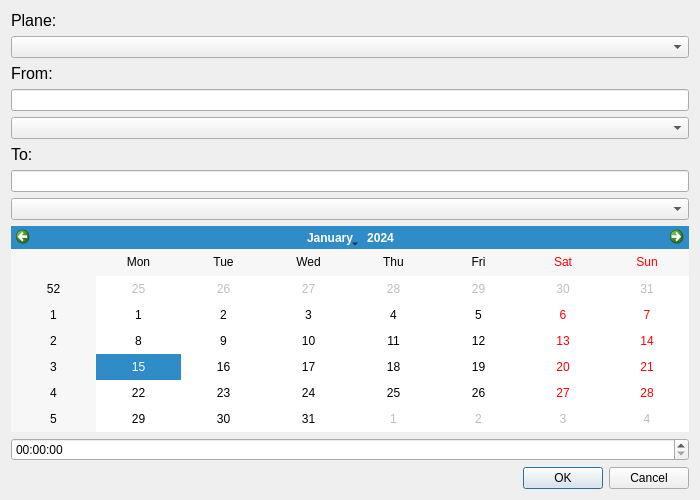
Above: GUI/flight_dialog.ui from jozmac/lotnisko before the change. Below: the same form after it.
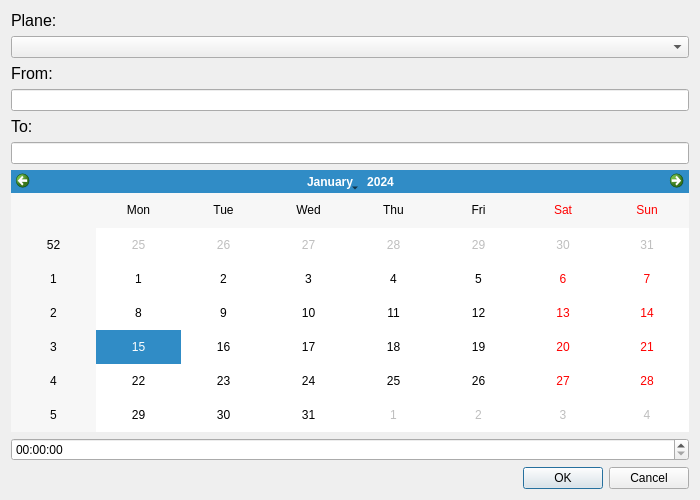
That is the form after the change.

The edit to the form file:
```diff
--- a/GUI/flight_dialog.ui
+++ b/GUI/flight_dialog.ui
@@ -55,25 +55,6 @@
          </property>
         </widget>
        </item>
-       <item>
-        <widget class="QComboBox" name="comboBox_from">
-         <property name="enabled">
-          <bool>true</bool>
-         </property>
-         <property name="sizePolicy">
-          <sizepolicy hsizetype="MinimumExpanding" vsizetype="Fixed">
-           <horstretch>0</horstretch>
-           <verstretch>0</verstretch>
-          </sizepolicy>
-         </property>
-         <property name="minimumSize">
-          <size>
-           <width>250</width>
-           <height>0</height>
-          </size>
-         </property>
-        </widget>
-       </item>
        <item>
         <widget class="QLabel" name="label_to">
          <property name="font">
@@ -89,25 +70,6 @@
        <item>
         <widget class="QLineEdit" name="lineEdit_to"/>
        </item>
-       <item>
-        <widget class="QComboBox" name="comboBox_to">
-         <property name="enabled">
-          <bool>true</bool>
-         </property>
-         <property name="sizePolicy">
-          <sizepolicy hsizetype="MinimumExpanding" vsizetype="Fixed">
-           <horstretch>0</horstretch>
-           <verstretch>0</verstretch>
-          </sizepolicy>
-         </property>
-         <property name="minimumSize">
-          <size>
-           <width>250</width>
-           <height>0</height>
-          </size>
-         </property>
-        </widget>
-       </item>
        <item>
         <widget class="QCalendarWidget" name="calendarWidget"/>
        </item>
```
